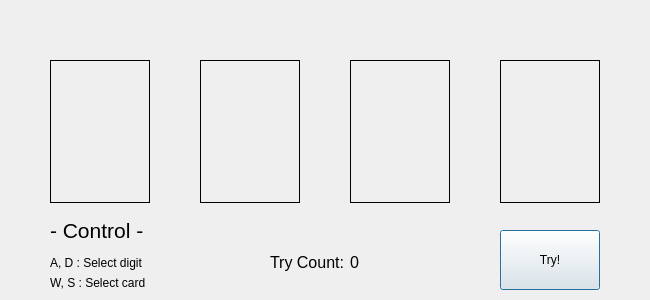
Before: the Qt Designer form hit_and_blow.ui in EzikialDaun/hit-and-blow, drawn with Qt 5.
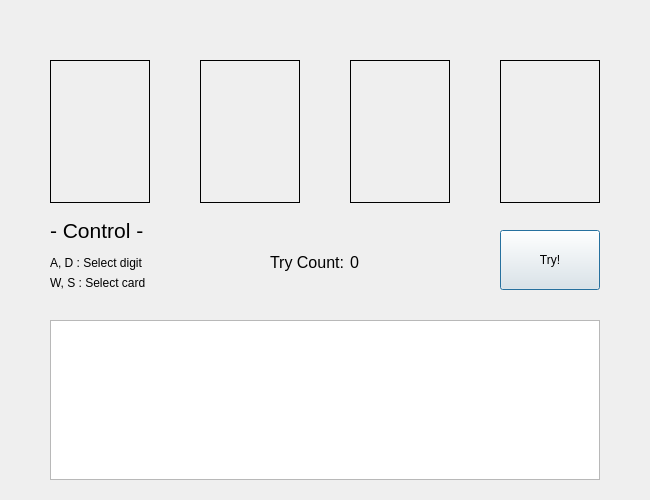
After: the same form once the commit is applied.

Commit message: 1. UI: 로그 추가 2. 로그 기능 추가 3. 조작 추가

```diff
--- a/hit_and_blow.ui
+++ b/hit_and_blow.ui
@@ -7,9 +7,27 @@
     <x>0</x>
     <y>0</y>
     <width>650</width>
-    <height>300</height>
+    <height>500</height>
    </rect>
   </property>
+  <property name="sizePolicy">
+   <sizepolicy hsizetype="Fixed" vsizetype="Fixed">
+    <horstretch>0</horstretch>
+    <verstretch>0</verstretch>
+   </sizepolicy>
+  </property>
+  <property name="minimumSize">
+   <size>
+    <width>650</width>
+    <height>500</height>
+   </size>
+  </property>
+  <property name="maximumSize">
+   <size>
+    <width>650</width>
+    <height>500</height>
+   </size>
+  </property>
   <property name="windowTitle">
    <string>Hit &amp; Blow</string>
   </property>
@@ -190,6 +208,16 @@
     <string>0</string>
    </property>
   </widget>
+  <widget class="QTextBrowser" name="txt_log">
+   <property name="geometry">
+    <rect>
+     <x>50</x>
+     <y>320</y>
+     <width>550</width>
+     <height>160</height>
+    </rect>
+   </property>
+  </widget>
  </widget>
  <resources/>
  <connections/>
```
The commit also changes 3 other files.
